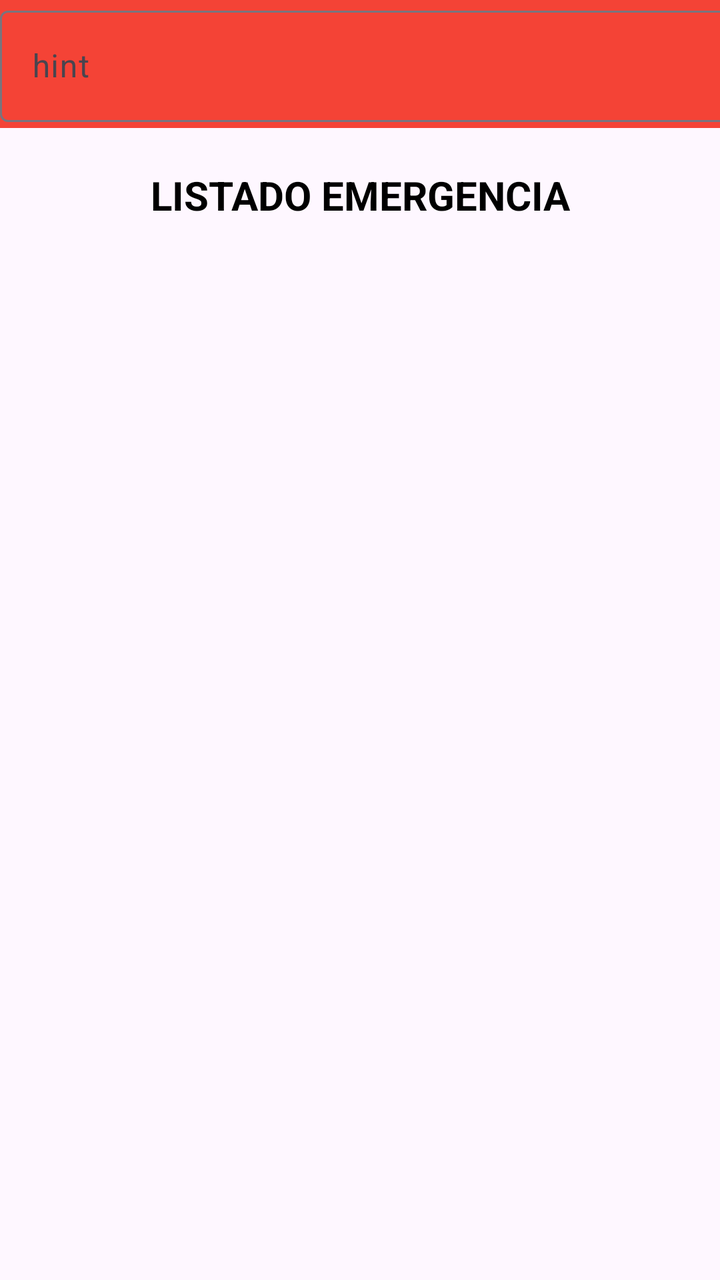
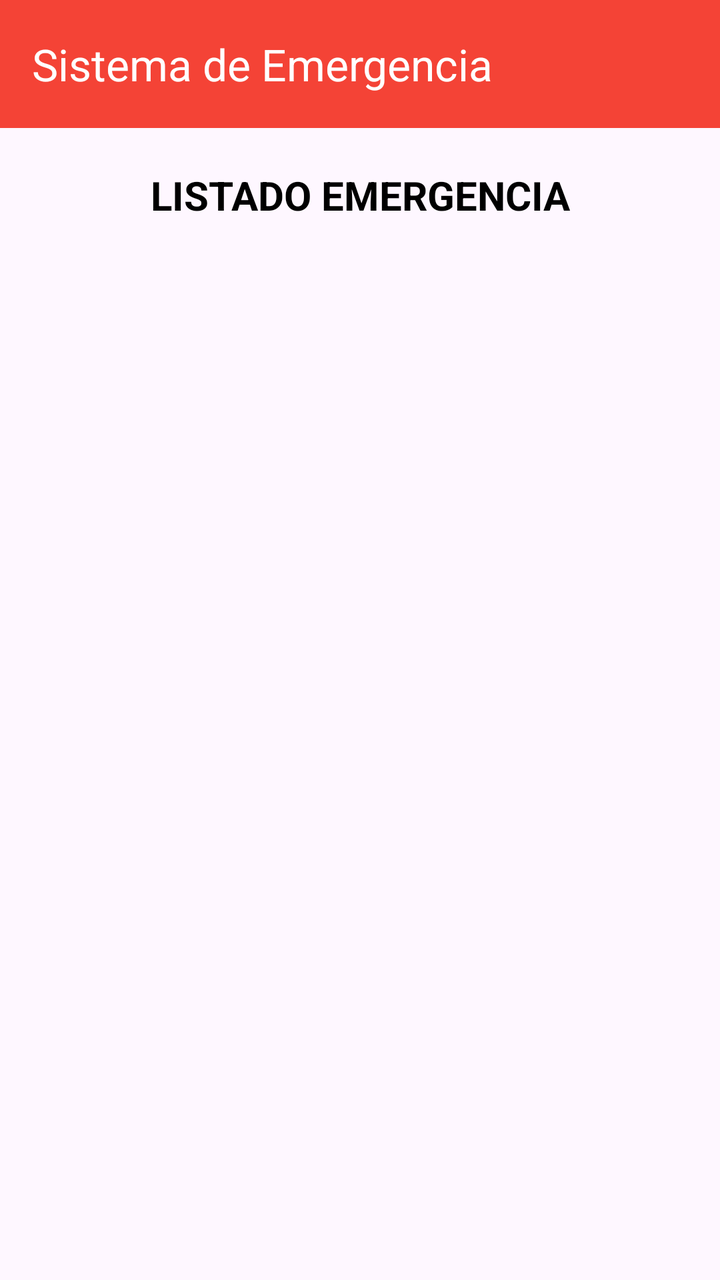

Compare the two renders of this Android layout. The source of the first and the diff that turns it into the second are given below.
<!-- AndroidManifest.xml: application theme Theme.APPEJEMPLO2Semana3XML -->
<!-- res/layout/activity_listado.xml -->
<?xml version="1.0" encoding="utf-8"?>
<androidx.constraintlayout.widget.ConstraintLayout xmlns:android="http://schemas.android.com/apk/res/android"
    xmlns:app="http://schemas.android.com/apk/res-auto"
    xmlns:tools="http://schemas.android.com/tools"
    android:id="@+id/main"
    android:layout_width="match_parent"
    android:layout_height="match_parent"
    tools:context=".ListadoActivity">

    <TextView
        android:id="@+id/textView2"
        style="@style/title"
        android:layout_width="wrap_content"
        android:layout_height="wrap_content"
        android:layout_marginTop="20dp"
        android:text="LISTADO EMERGENCIA"
        android:textAlignment="center"
        android:textSize="20sp"
        app:layout_constraintEnd_toEndOf="parent"
        app:layout_constraintStart_toStartOf="parent"
        app:layout_constraintTop_toBottomOf="@+id/toolbar" />

    <androidx.appcompat.widget.Toolbar
        android:id="@+id/toolbar"
        android:layout_width="match_parent"
        android:layout_height="wrap_content"
        android:background="?attr/colorPrimary"
        android:minHeight="?attr/actionBarSize"
        android:theme="?attr/actionBarTheme"
        app:layout_constraintEnd_toEndOf="parent"
        app:layout_constraintStart_toStartOf="parent"
        app:layout_constraintTop_toTopOf="parent" />

    <com.google.android.material.textfield.TextInputLayout
        android:layout_width="409dp"
        android:layout_height="wrap_content"
        tools:layout_editor_absoluteX="1dp"
        tools:layout_editor_absoluteY="256dp">

        <com.google.android.material.textfield.TextInputEditText
            android:layout_width="match_parent"
            android:layout_height="wrap_content"
            android:hint="hint" />
    </com.google.android.material.textfield.TextInputLayout>
</androidx.constraintlayout.widget.ConstraintLayout>
<!-- resources referenced by this layout -->
<resources>
  <style name="title">
          <item name="android:textSize">20sp</item>
          <item name="android:textColor">@color/black</item>
          <item name="android:textStyle">bold</item>
          <item name="android:shadowColor">@color/gris</item>
          <item name="android:shadowDx">5</item>
          <item name="android:shadowDy">5</item>
      </style>
  <style name="Theme.APPEJEMPLO2Semana3XML" parent="Base.Theme.APPEJEMPLO2Semana3XML" />
  <color name="black">#FF000000</color>
  <color name="gris">#808080</color>
  <style name="Base.Theme.APPEJEMPLO2Semana3XML" parent="Theme.Material3.DayNight.NoActionBar">
          
          <item name="colorPrimary">@color/rojo_500</item>
          <item name="android:colorPrimaryDark">@color/rojo_700</item>
          <item name="colorAccent">@color/rojo_300</item>
      </style>
  <color name="rojo_500">#F44336</color>
  <color name="rojo_700">#D32F2F</color>
  <color name="rojo_300">#FF4081</color>
</resources>

<!-- the commit's change to res/layout/activity_listado.xml (unified diff, before → after) -->
@@ -22,24 +22,27 @@
 
     <androidx.appcompat.widget.Toolbar
         android:id="@+id/toolbar"
-        android:layout_width="match_parent"
+        android:layout_width="0dp"
+        app:title="@string/titulo"
+        app:titleTextColor="@color/white"
         android:layout_height="wrap_content"
         android:background="?attr/colorPrimary"
         android:minHeight="?attr/actionBarSize"
-        android:theme="?attr/actionBarTheme"
+        android:theme="@style/EstiloToolBar"
         app:layout_constraintEnd_toEndOf="parent"
         app:layout_constraintStart_toStartOf="parent"
         app:layout_constraintTop_toTopOf="parent" />
 
-    <com.google.android.material.textfield.TextInputLayout
-        android:layout_width="409dp"
-        android:layout_height="wrap_content"
-        tools:layout_editor_absoluteX="1dp"
-        tools:layout_editor_absoluteY="256dp">
-
-        <com.google.android.material.textfield.TextInputEditText
-            android:layout_width="match_parent"
-            android:layout_height="wrap_content"
-            android:hint="hint" />
-    </com.google.android.material.textfield.TextInputLayout>
+    <ListView
+        android:id="@+id/lvListaEmergencias"
+        android:layout_width="0dp"
+        android:layout_height="0dp"
+        android:layout_marginStart="5dp"
+        android:layout_marginTop="@dimen/altura_view"
+        android:layout_marginEnd="5dp"
+        android:layout_marginBottom="@dimen/altura_view"
+        app:layout_constraintBottom_toBottomOf="parent"
+        app:layout_constraintEnd_toEndOf="parent"
+        app:layout_constraintStart_toStartOf="parent"
+        app:layout_constraintTop_toBottomOf="@+id/textView2" />
 </androidx.constraintlayout.widget.ConstraintLayout>
<!-- resource entries referenced after the edit -->
@@ -1,5 +1,11 @@
 <!-- resources referenced by this layout -->
 <resources>
+  <color name="white">#FFFFFFFF</color>
+  <dimen name="altura_view">18dp</dimen>
+  <string name="titulo">Sistema de Emergencia</string>
+  <style name="EstiloToolBar" parent="ThemeOverlay.AppCompat.Dark.ActionBar">
+          <item name="colorControlNormal">@color/white</item>
+      </style>
   <style name="title">
           <item name="android:textSize">20sp</item>
           <item name="android:textColor">@color/black</item>
